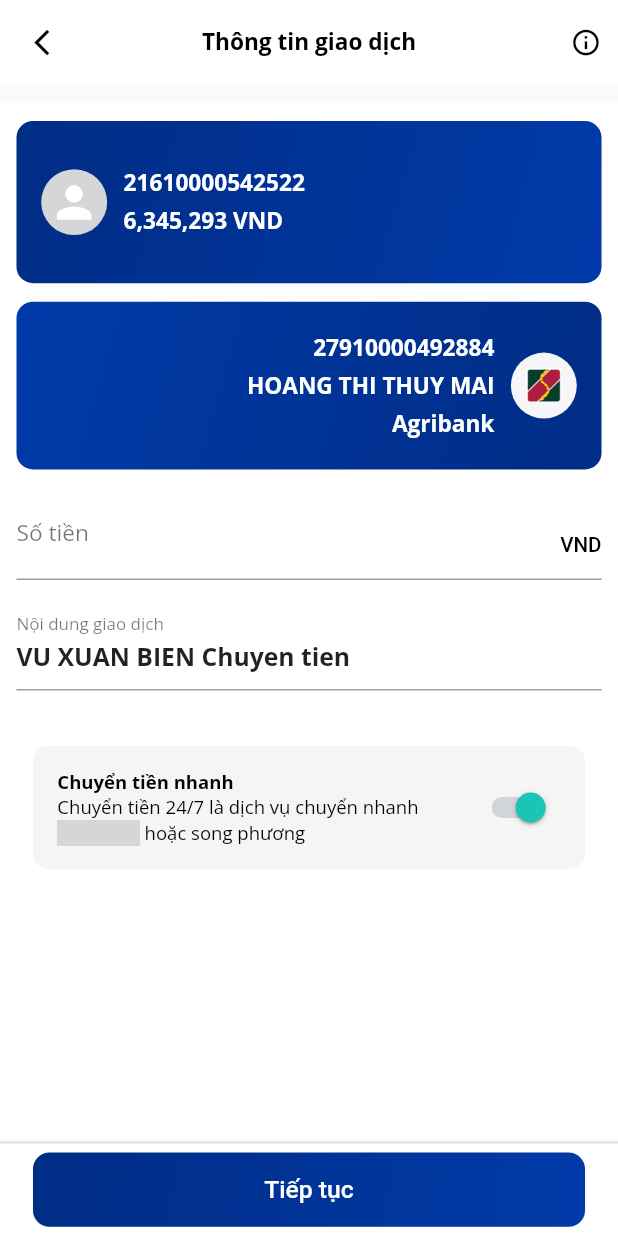
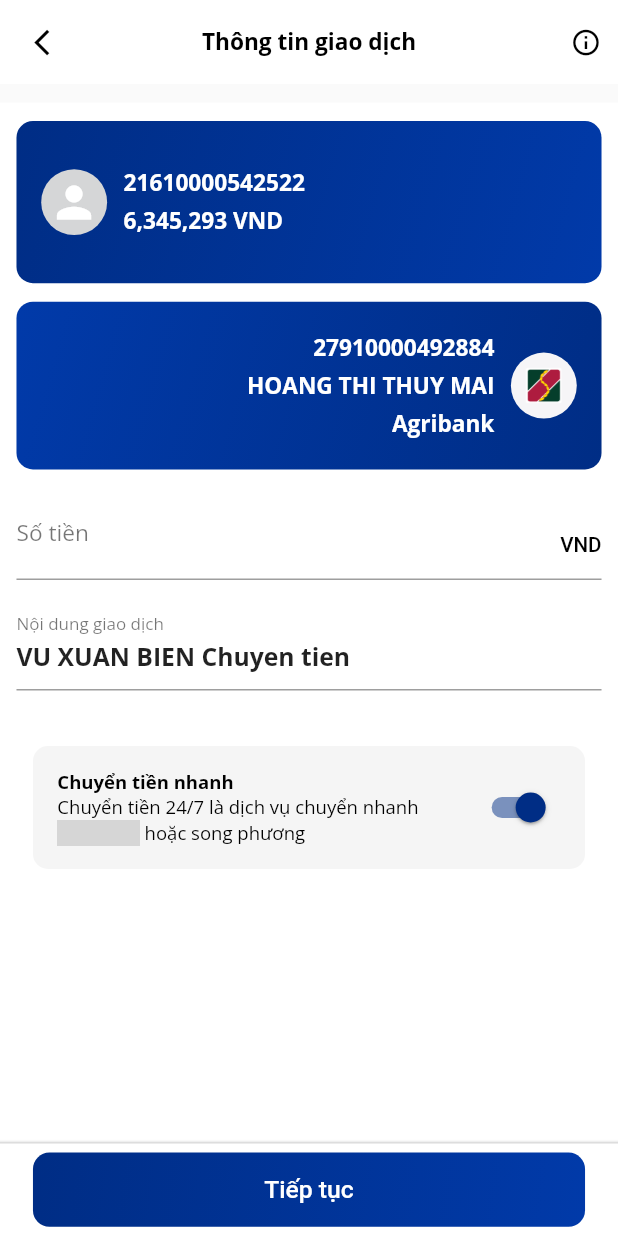
Before and after one commit to bienvu27/smart_banking, a Flutter app: the TransactionInforPage2 screen opened directly, on a phone screen of 412 x 824 dp. Run offline on Flutter 3.47's test engine with Material 2 defaults, Android fonts, the light colour scheme and no system bars; our stand-ins replace flutter_contacts, flutter_screenutil, flutter_svg, get, otp_text_field, shared_preferences; missing offline and left inert: flutter_barcode_scanner; accounts and stored records are empty; network calls fail; project files that could hold a hidden picture were left out; grey boxes are pictures that could not be loaded.

Commit message:
dcvg cmt

```diff
--- a/lib/core/resources/constant.dart
+++ b/lib/core/resources/constant.dart
@@ -1,3 +1 @@
-class Constants {
-  static bool? isLogin;
-}
+bool? isLogin = false;
--- a/lib/fake_data/data_fake_home.dart
+++ b/lib/fake_data/data_fake_home.dart
@@ -9,6 +9,7 @@
 import '../screens/promotion/model/promotion_model.dart';
 import '../screens/service_manager/components/services/service_name.dart';
 import '../screens/service_manager/model/service_favorite_model.dart';
+import '../screens/transfer/models/BeneficiaryAccount.dart';
 import '../screens/transfer/models/list_contacts_model.dart';
 import '../screens/transfer/view/tabs/tab2/model/icon_bank_model.dart';
 
@@ -543,7 +544,7 @@
   ),
 ];
 
-List<BeneficiaryAccount> benefList = [
+List<BeneficiaryAccount> beneficiaryList = [
   BeneficiaryAccount(
     account: "22210004128293",
     surplus: "25.000"
@@ -553,6 +554,8 @@
       surplus: "30.000"
   ),
 ];
+
+
 
 List listAvailableBalances = [
   AvailableBalancesModel(number: 48010001079251, defaultCode: true, money: '50000000'),
--- a/lib/screens/transaction_infor/view/transaction_infor_page2.dart
+++ b/lib/screens/transaction_infor/view/transaction_infor_page2.dart
@@ -268,8 +268,7 @@
                       ),
                       Switch(
                         value: controller.isSwitched,
-                        thumbColor: MaterialStatePropertyAll<Color>(controller.isSwitched ? clr_1ac5b6 : clr_e2e3e3),
-                        activeColor: clr_adb5bd,
+                        activeColor: PRIMARY_COLOR,
                         onChanged: (value) {
                           controller.toggle();
                           // controller.isSwitched = value;
--- a/lib/screens/transfer/components/list_benef_account.dart
+++ b/lib/screens/transfer/components/list_benef_account.dart
@@ -1,7 +1,7 @@
 import 'package:flutter/material.dart';
 import '../../../../../../core/style/colors.dart';
 import '../../../../../../core/style/size.dart';
-import '../models/beneficiaryAccount.dart';
+import '../models/BeneficiaryAccount.dart';
 
 class ListBenefAccount extends StatelessWidget {
   ListBenefAccount({
--- a/lib/screens/transfer/controller/transfer_controller.dart
+++ b/lib/screens/transfer/controller/transfer_controller.dart
@@ -25,7 +25,7 @@
 
   void chooseBenefAccountSelected(int index){
     this.indexBenefAccountSelected = index;
-    beneficiaryAccountController.text = benefList.elementAt(index).account!;
+    beneficiaryAccountController.text = beneficiaryList.elementAt(index).account!;
     update();
   }
 
@@ -79,7 +79,7 @@
                 ),
 
                 ListBenefAccount(
-                    list: benefList,
+                    list: beneficiaryList,
                     onTapElement: (index) {
                       chooseBenefAccountSelected(index);
                       Navigator.pop(context);
--- a/lib/screens/transfer/view/tabs/tab1/components/seconds_tab_isnotempty.dart
+++ b/lib/screens/transfer/view/tabs/tab1/components/seconds_tab_isnotempty.dart
@@ -327,8 +327,7 @@
                     top: height_12,
                   ),
                   child: TextField(
-                    keyboardType: TextInputType.number,
-                    enabled: false,
+                    enabled: true,
                     onTap: () {},
                     style: TextStyle(
                       fontSize: fontSize_12,
--- a/lib/screens/transfer/view/tabs/tab2/seconds_tab.dart
+++ b/lib/screens/transfer/view/tabs/tab2/seconds_tab.dart
@@ -7,12 +7,10 @@
 import '../../../../../core/style/colors.dart';
 import '../../../../../core/style/size.dart';
 import '../../../../../fake_data/data_fake_home.dart';
-import '../../../../components/button/button_component.dart';
 import '../../../../transaction_infor/view/transaction_infor_page2.dart';
 import '../../../controller/transfer_controller.dart';
 import '../components/contacts_container.dart';
 import '../components/search_contacts.dart';
-import '../components/text_field_trans_fer.dart';
 import '../components/text_field_trans_fer_tab2.dart';
 import '../tab1/components/list_bank.dart';
 import '../tab1/components/list_contacts_save.dart';
```
Also changed, not shown: lib/main.dart (+5 -2 lines), lib/screens/transfer/view/transfer_page.dart (+1 -8 lines).
